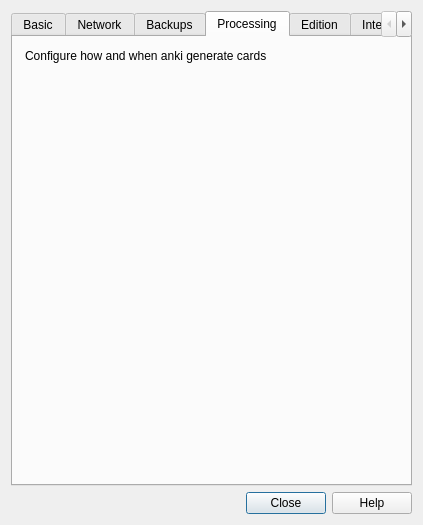
Qt form designer/preferences.ui (Arthur-Milchior/anki) before a commit.
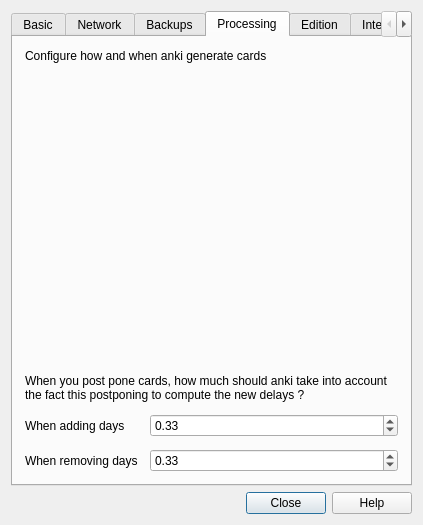
The same form after that commit. The open tabs and pages were chosen to show the change.

Commit message: Preferece factorAddDay, factorRemoveDay

```diff
--- a/designer/preferences.ui
+++ b/designer/preferences.ui
@@ -472,7 +472,67 @@
 		 </property>
         </spacer>
        </item>
-      </layout>
+        <item>
+         <widget class="QLabel" name="label_5">
+          <property name="text">
+           <string>When you post pone cards, how much should anki take into account the fact this postponing to compute the new delays ?</string>
+          </property>
+          <property name="scaledContents">
+           <bool>false</bool>
+          </property>
+          <property name="wordWrap">
+           <bool>true</bool>
+          </property>
+         </widget>
+        </item>
+        <item>
+         <layout class="QFormLayout" name="formLayout">
+          <property name="rowWrapPolicy">
+           <enum>QFormLayout::WrapLongRows</enum>
+          </property>
+          <item row="0" column="0">
+           <widget class="QLabel" name="label_2">
+            <property name="text">
+             <string>When adding days</string>
+            </property>
+           </widget>
+          </item>
+          <item row="0" column="1">
+           <widget class="QDoubleSpinBox" name="factorAddDay">
+            <property name="maximum">
+             <double>1.000000000000000</double>
+            </property>
+            <property name="singleStep">
+             <double>0.100000000000000</double>
+            </property>
+            <property name="value">
+             <double>0.330000000000000</double>
+            </property>
+           </widget>
+          </item>
+          <item row="2" column="0">
+           <widget class="QLabel" name="label_3">
+            <property name="text">
+             <string>When removing days</string>
+            </property>
+           </widget>
+          </item>
+          <item row="2" column="1">
+           <widget class="QDoubleSpinBox" name="factorRemoveDay">
+            <property name="maximum">
+             <double>1.000000000000000</double>
+            </property>
+            <property name="singleStep">
+             <double>0.100000000000000</double>
+            </property>
+            <property name="value">
+             <double>0.330000000000000</double>
+            </property>
+           </widget>
+          </item>
+         </layout>
+        </item>
+       </layout>
      </widget>
      <widget class="QWidget" name="tab_4">
       <attribute name="title">
```
The commit also changes 1 other file.
